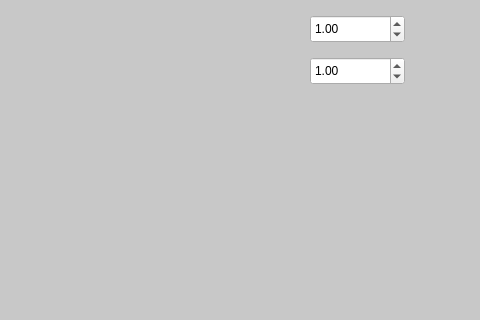
Qt form caQtDM_Tests/camera.ui (caqtdm/caqtdm) before a commit; both pictures show x 431 to 911 and y 212 to 532 of the 911 by 663 pixel window.
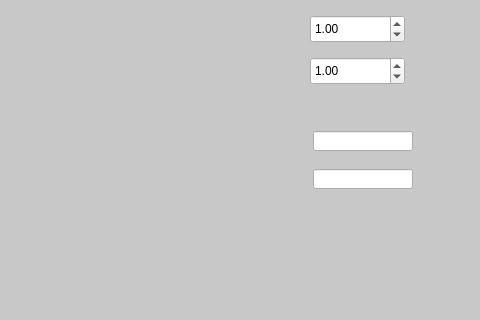
The same form after that commit. Custom widgets are drawn as their Qt base class.

Commit message: added rgb allocated memory test

Diff of the .ui file:
```diff
--- a/caQtDM_Tests/camera.ui
+++ b/caQtDM_Tests/camera.ui
@@ -688,6 +688,37 @@
       <string>LSB12Bit</string>
      </property>
     </item>
+    <item>
+     <property name="text">
+      <string>Reversed</string>
+     </property>
+    </item>
+   </widget>
+   <widget class="caLineEdit" name="calineedit">
+    <property name="geometry">
+     <rect>
+      <x>744</x>
+      <y>343</y>
+      <width>100</width>
+      <height>20</height>
+     </rect>
+    </property>
+    <property name="channel" stdset="0">
+     <string notr="true">MTEST-CAQTDM-CAMERA:WIDTH</string>
+    </property>
+   </widget>
+   <widget class="caLineEdit" name="calineedit_2">
+    <property name="geometry">
+     <rect>
+      <x>744</x>
+      <y>381</y>
+      <width>100</width>
+      <height>20</height>
+     </rect>
+    </property>
+    <property name="channel" stdset="0">
+     <string notr="true">MTEST-CAQTDM-CAMERA:HEIGHT</string>
+    </property>
    </widget>
   </widget>
  </widget>
```
Left out of the diff: 42 changed lines with no effect on the pictures. The commit also changes 1 other file.
